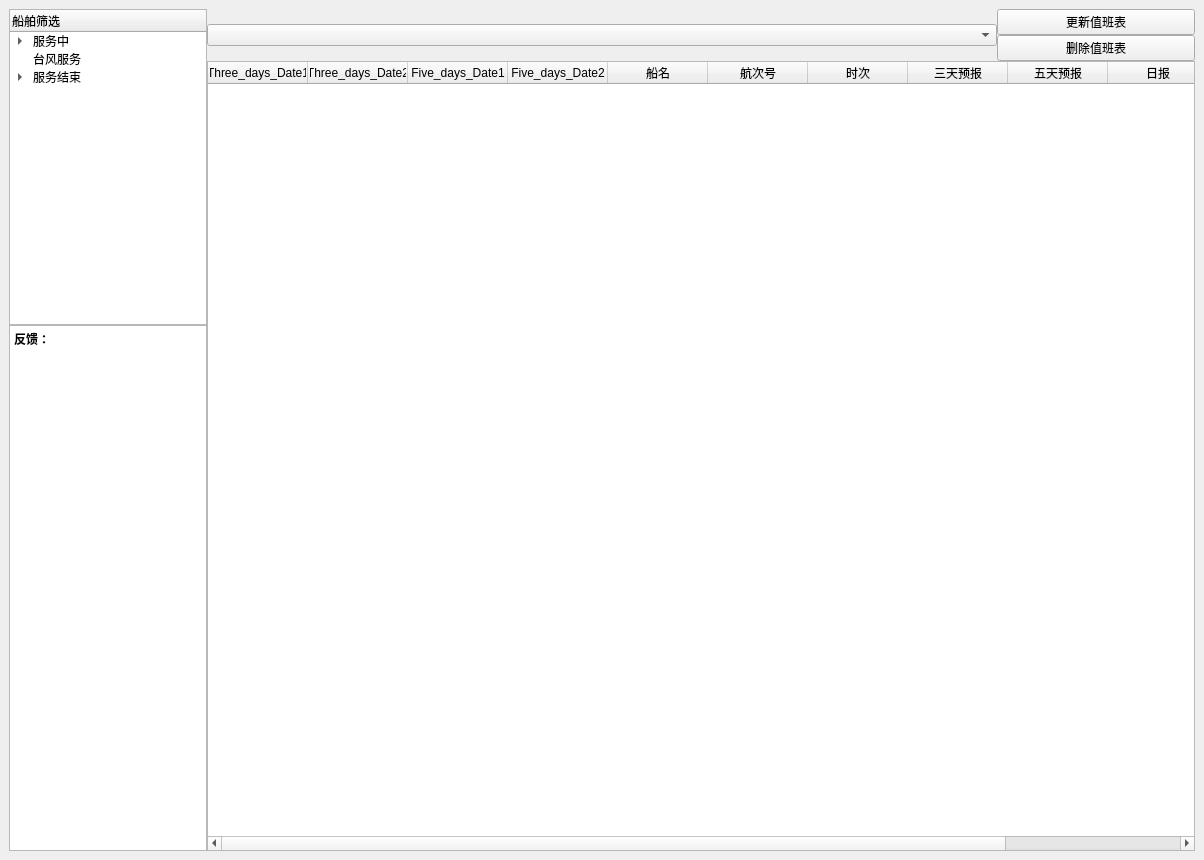
Above: ReportSystem/UiCode/MainWindow.ui from WeatherRouteing/CMRC-ReportSystem before the change. Below: the same form after it.
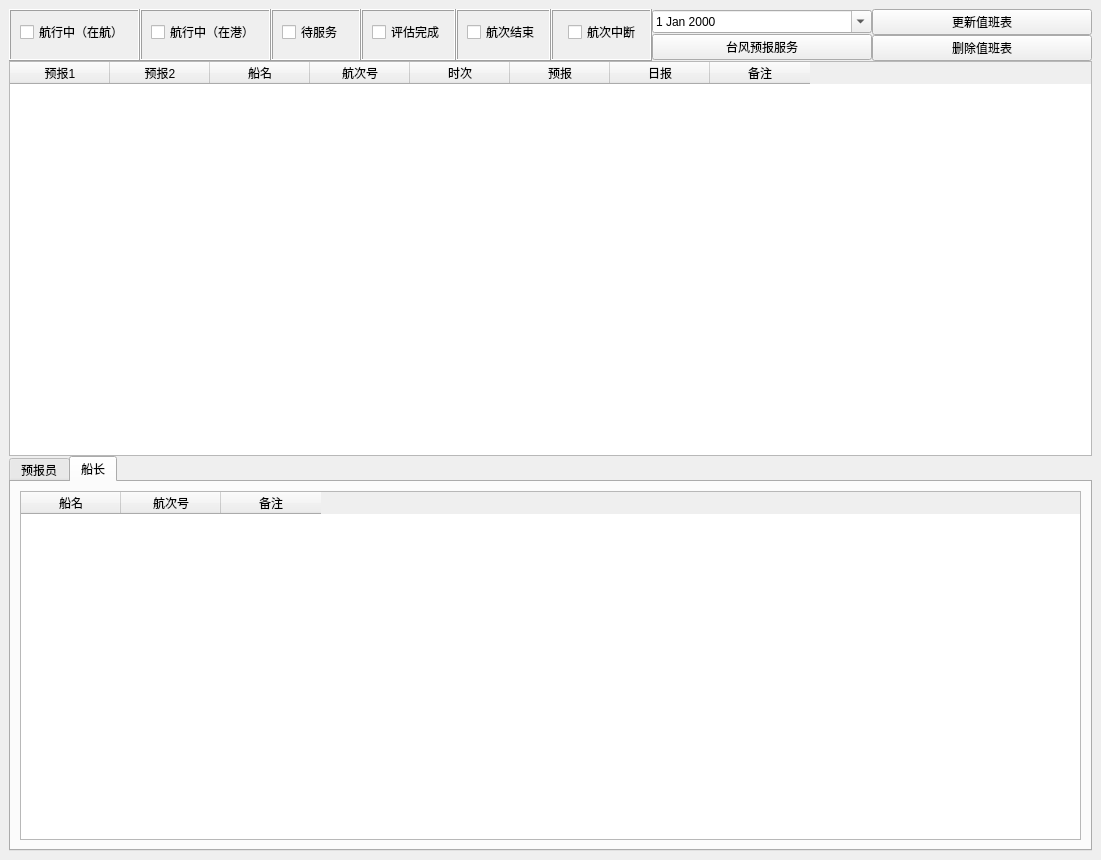
That is the form after the change. Icons and pictures are not drawn.

The edit to the form file:
```diff
--- a/ReportSystem/UiCode/MainWindow.ui
+++ b/ReportSystem/UiCode/MainWindow.ui
@@ -6,105 +6,193 @@
    <rect>
     <x>0</x>
     <y>0</y>
-    <width>1204</width>
+    <width>1101</width>
     <height>860</height>
    </rect>
   </property>
+  <property name="font">
+   <font>
+    <kerning>false</kerning>
+   </font>
+  </property>
   <property name="windowTitle">
    <string>CMRC-ReportSystem</string>
   </property>
   <widget class="QWidget" name="centralwidget">
-   <layout class="QVBoxLayout" name="verticalLayout_4">
+   <layout class="QVBoxLayout" name="verticalLayout_7">
     <item>
-     <layout class="QHBoxLayout" name="horizontalLayout_2" stretch="1,5">
+     <layout class="QVBoxLayout" name="verticalLayout_4" stretch="1,10,10">
       <property name="spacing">
        <number>0</number>
       </property>
       <item>
-       <layout class="QVBoxLayout" name="verticalLayout" stretch="3,5">
+       <layout class="QHBoxLayout" name="horizontalLayout_4">
         <property name="spacing">
          <number>0</number>
         </property>
         <item>
-         <widget class="QTreeWidget" name="treeWidget_ship_select">
-          <column>
-           <property name="text">
-            <string>船舶筛选</string>
-           </property>
-          </column>
+         <layout class="QHBoxLayout" name="horizontalLayout">
+          <property name="spacing">
+           <number>0</number>
+          </property>
           <item>
-           <property name="text">
-            <string>服务中</string>
-           </property>
-           <item>
-            <property name="text">
-             <string>待服务</string>
+           <widget class="QFrame" name="frame_2">
+            <property name="frameShape">
+             <enum>QFrame::Box</enum>
+            </property>
+            <property name="frameShadow">
+             <enum>QFrame::Raised</enum>
             </property>
-           </item>
-           <item>
+            <layout class="QFormLayout" name="formLayout_2">
+             <item row="0" column="0">
+              <widget class="QCheckBox" name="checkBox_service_inline">
             <property name="text">
-             <string>服务中（在航）</string>
-            </property>
-           </item>
+                <string>航行中（在航）</string>
+               </property>
+              </widget>
+             </item>
+            </layout>
+           </widget>
+          </item>
            <item>
+           <widget class="QFrame" name="frame_3">
+            <property name="frameShape">
+             <enum>QFrame::Box</enum>
+            </property>
+            <property name="frameShadow">
+             <enum>QFrame::Raised</enum>
+            </property>
+            <layout class="QFormLayout" name="formLayout_3">
+             <item row="0" column="0">
+              <widget class="QCheckBox" name="checkBox_service_inport">
             <property name="text">
-             <string>服务中（在港）</string>
-            </property>
-           </item>
+                <string>航行中（在港）</string>
+               </property>
+              </widget>
+             </item>
+            </layout>
+           </widget>
           </item>
           <item>
-           <property name="text">
-            <string>台风服务</string>
-           </property>
-          </item>
-          <item>
-           <property name="text">
-            <string>服务结束</string>
-           </property>
-           <item>
+           <widget class="QFrame" name="frame_4">
+            <property name="frameShape">
+             <enum>QFrame::Box</enum>
+            </property>
+            <property name="frameShadow">
+             <enum>QFrame::Raised</enum>
+            </property>
+            <layout class="QFormLayout" name="formLayout_4">
+             <item row="0" column="0">
+              <widget class="QCheckBox" name="checkBox_service_wait">
             <property name="text">
-             <string>航次结束</string>
-            </property>
-           </item>
+                <string>待服务  </string>
+               </property>
+              </widget>
+             </item>
+            </layout>
+           </widget>
+          </item>
            <item>
+           <widget class="QFrame" name="frame_5">
+            <property name="frameShape">
+             <enum>QFrame::Box</enum>
+            </property>
+            <property name="frameShadow">
+             <enum>QFrame::Raised</enum>
+            </property>
+            <layout class="QFormLayout" name="formLayout_5">
+             <item row="0" column="0">
+              <widget class="QCheckBox" name="checkBox_finish_est">
             <property name="text">
              <string>评估完成</string>
             </property>
-           </item>
+              </widget>
+             </item>
+            </layout>
+           </widget>
+          </item>
            <item>
+           <widget class="QFrame" name="frame_6">
+            <property name="frameShape">
+             <enum>QFrame::Box</enum>
+            </property>
+            <property name="frameShadow">
+             <enum>QFrame::Raised</enum>
+            </property>
+            <layout class="QFormLayout" name="formLayout_6">
+             <item row="0" column="0">
+              <widget class="QCheckBox" name="checkBox_finish_voy">
+               <property name="text">
+                <string>航次结束</string>
+               </property>
+              </widget>
+             </item>
+            </layout>
+           </widget>
+          </item>
+          <item>
+           <widget class="QFrame" name="frame_7">
+            <property name="frameShape">
+             <enum>QFrame::Box</enum>
+            </property>
+            <property name="frameShadow">
+             <enum>QFrame::Raised</enum>
+            </property>
+            <layout class="QFormLayout" name="formLayout_7">
+             <item row="0" column="1">
+              <widget class="QCheckBox" name="checkBox_drop">
             <property name="text">
              <string>航次中断</string>
             </property>
-           </item>
-          </item>
-         </widget>
-        </item>
-        <item>
-         <widget class="QTextBrowser" name="textBrowser_main_window">
-          <property name="html">
-           <string>&lt;!DOCTYPE HTML PUBLIC &quot;-//W3C//DTD HTML 4.0//EN&quot; &quot;http://www.w3.org/TR/REC-html40/strict.dtd&quot;&gt;
-&lt;html&gt;&lt;head&gt;&lt;meta name=&quot;qrichtext&quot; content=&quot;1&quot; /&gt;&lt;style type=&quot;text/css&quot;&gt;
-p, li { white-space: pre-wrap; }
-&lt;/style&gt;&lt;/head&gt;&lt;body style=&quot; font-family:'SimSun'; font-size:9pt; font-weight:400; font-style:normal;&quot;&gt;
-&lt;p style=&quot; margin-top:0px; margin-bottom:0px; margin-left:0px; margin-right:0px; -qt-block-indent:0; text-indent:0px;&quot;&gt;&lt;span style=&quot; font-weight:600;&quot;&gt;反馈：&lt;/span&gt;&lt;/p&gt;&lt;/body&gt;&lt;/html&gt;</string>
-          </property>
+              </widget>
+             </item>
+            </layout>
          </widget>
         </item>
        </layout>
       </item>
       <item>
-       <layout class="QVBoxLayout" name="verticalLayout_3">
-        <item>
-         <layout class="QHBoxLayout" name="horizontalLayout" stretch="4,1">
+         <layout class="QHBoxLayout" name="horizontalLayout_2">
           <property name="spacing">
            <number>0</number>
           </property>
-          <item>
-           <widget class="QComboBox" name="comboBox"/>
-          </item>
           <item>
            <layout class="QVBoxLayout" name="verticalLayout_2">
             <item>
+             <widget class="QDateEdit" name="dateEdit">
+              <property name="wrapping">
+               <bool>false</bool>
+              </property>
+              <property name="maximumTime">
+               <time>
+                <hour>21</hour>
+                <minute>59</minute>
+                <second>59</second>
+               </time>
+              </property>
+              <property name="currentSection">
+               <enum>QDateTimeEdit::DaySection</enum>
+              </property>
+              <property name="calendarPopup">
+               <bool>true</bool>
+              </property>
+              <property name="timeSpec">
+               <enum>Qt::LocalTime</enum>
+              </property>
+             </widget>
+            </item>
+            <item>
+             <widget class="QPushButton" name="pushButton_typ">
+              <property name="text">
+               <string>台风预报服务</string>
+              </property>
+             </widget>
+            </item>
+           </layout>
+          </item>
+          <item>
+           <layout class="QVBoxLayout" name="verticalLayout_6">
+            <item>
              <widget class="QPushButton" name="pushButton_update">
               <property name="text">
                <string>更新值班表</string>
@@ -122,26 +210,24 @@
           </item>
          </layout>
         </item>
+       </layout>
+      </item>
         <item>
          <widget class="QTableWidget" name="tableWidget_main_window">
-          <column>
-           <property name="text">
-            <string>Three_days_Date1</string>
-           </property>
-          </column>
-          <column>
-           <property name="text">
-            <string>Three_days_Date2</string>
-           </property>
-          </column>
+        <property name="midLineWidth">
+         <number>0</number>
+        </property>
+        <property name="editTriggers">
+         <set>QAbstractItemView::NoEditTriggers</set>
+        </property>
           <column>
            <property name="text">
-            <string>Five_days_Date1</string>
+          <string>预报1</string>
            </property>
           </column>
           <column>
            <property name="text">
-            <string>Five_days_Date2</string>
+          <string>预报2</string>
            </property>
           </column>
           <column>
@@ -161,12 +247,7 @@
           </column>
           <column>
            <property name="text">
-            <string>三天预报</string>
-           </property>
-          </column>
-          <column>
-           <property name="text">
-            <string>五天预报</string>
+          <string>预报</string>
            </property>
           </column>
           <column>
@@ -181,7 +262,77 @@
           </column>
          </widget>
         </item>
-       </layout>
+      <item>
+       <widget class="QTabWidget" name="tabWidget_inf_captain">
+        <property name="currentIndex">
+         <number>1</number>
+        </property>
+        <widget class="QWidget" name="tab">
+         <attribute name="title">
+          <string>预报员</string>
+         </attribute>
+         <layout class="QVBoxLayout" name="verticalLayout">
+          <item>
+           <widget class="QTableWidget" name="tableWidget_inf_weather">
+            <property name="editTriggers">
+             <set>QAbstractItemView::NoEditTriggers</set>
+            </property>
+            <column>
+             <property name="text">
+              <string>船名</string>
+             </property>
+            </column>
+            <column>
+             <property name="text">
+              <string>航次号</string>
+             </property>
+            </column>
+            <column>
+             <property name="text">
+              <string>备注</string>
+             </property>
+            </column>
+           </widget>
+          </item>
+         </layout>
+        </widget>
+        <widget class="QWidget" name="weather">
+         <attribute name="title">
+          <string>船长</string>
+         </attribute>
+         <layout class="QVBoxLayout" name="verticalLayout_5">
+          <item>
+           <layout class="QVBoxLayout" name="verticalLayout_3">
+            <item>
+             <widget class="QTableWidget" name="tableWidget">
+              <property name="editTriggers">
+               <set>QAbstractItemView::NoEditTriggers</set>
+              </property>
+              <column>
+               <property name="text">
+                <string>船名</string>
+               </property>
+              </column>
+              <column>
+               <property name="text">
+                <string>航次号</string>
+               </property>
+              </column>
+              <column>
+               <property name="text">
+                <string>备注</string>
+               </property>
+              </column>
+             </widget>
+            </item>
+            <item>
+             <layout class="QHBoxLayout" name="horizontalLayout_3"/>
+            </item>
+           </layout>
+          </item>
+         </layout>
+        </widget>
+       </widget>
       </item>
      </layout>
     </item>
```
Left out of the diff: 7 changed lines with no effect on the pictures. Lines whose indentation alone changed are shown as unchanged.
